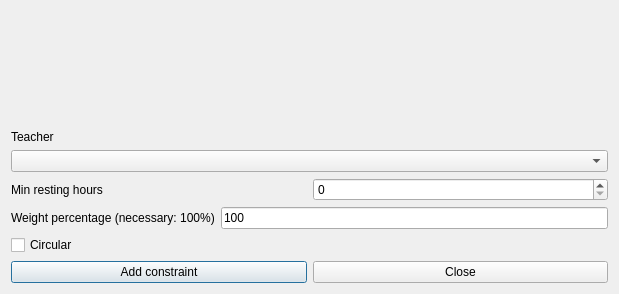
The window that fet/src/interface/addconstraintteacherminrestinghoursform_template.ui (vonmecheln/fet) describes before a commit, drawn with Qt 5.
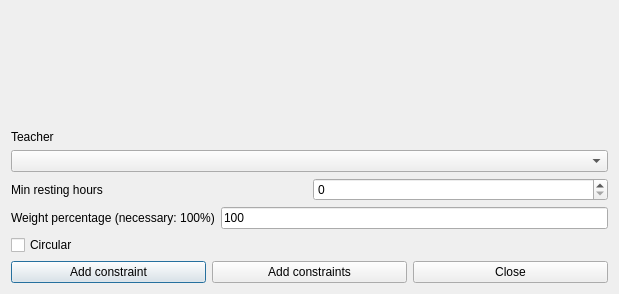
The same window after the commit.

The edit to the form file:
```diff
--- a/fet/src/interface/addconstraintteacherminrestinghoursform_template.ui
+++ b/fet/src/interface/addconstraintteacherminrestinghoursform_template.ui
@@ -100,6 +100,13 @@
        </property>
       </widget>
      </item>
+     <item>
+      <widget class="QPushButton" name="addConstraintsPushButton">
+       <property name="text">
+        <string>Add constraints</string>
+       </property>
+      </widget>
+     </item>
      <item>
       <widget class="QPushButton" name="closePushButton">
        <property name="text">
```
